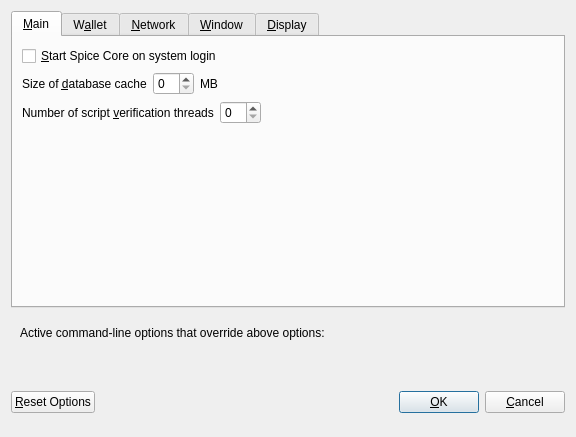
The window that src/qt/forms/optionsdialog.ui (NarubyRiverlione/Spice) describes before a commit, drawn with Qt 5.
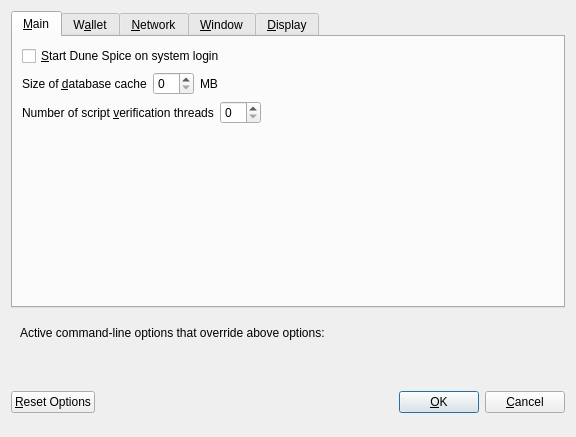
The same window after the commit. Custom widgets are drawn as their Qt base class.

Commit message: rename Spice Core --> Dune Spice

Diff of the .ui file:
```diff
--- a/src/qt/forms/optionsdialog.ui
+++ b/src/qt/forms/optionsdialog.ui
@@ -33,7 +33,7 @@
           <string>Automatically start Spice Core after logging in to the system.</string>
          </property>
          <property name="text">
-          <string>&amp;Start Spice Core on system login</string>
+          <string>&amp;Start Dune Spice on system login</string>
          </property>
         </widget>
        </item>
```
Left out of the diff: 6 changed lines with no effect on the pictures. The commit also changes 199 other files.
